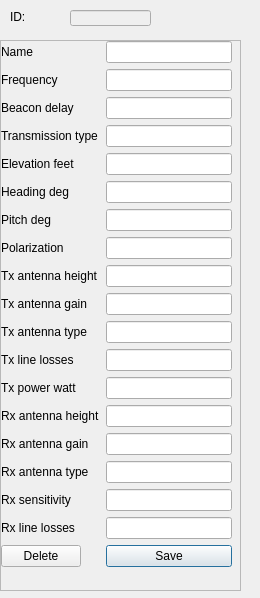
Before: the Qt Designer form FGPropagationTool/groundstationform.ui in QDeltaSoft/qradiopredict, drawn with Qt 5.
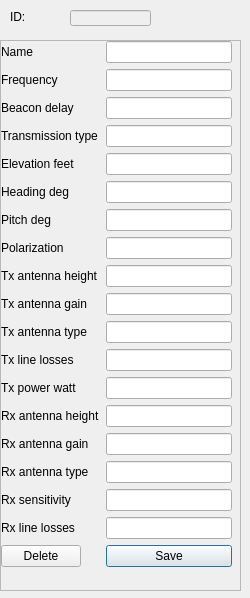
After: the same form once the commit is applied.

Diff of the .ui file:
```diff
--- a/FGPropagationTool/groundstationform.ui
+++ b/FGPropagationTool/groundstationform.ui
@@ -6,13 +6,13 @@
    <rect>
     <x>0</x>
     <y>0</y>
-    <width>260</width>
+    <width>250</width>
     <height>598</height>
    </rect>
   </property>
   <property name="minimumSize">
    <size>
-    <width>260</width>
+    <width>250</width>
     <height>300</height>
    </size>
   </property>
```
